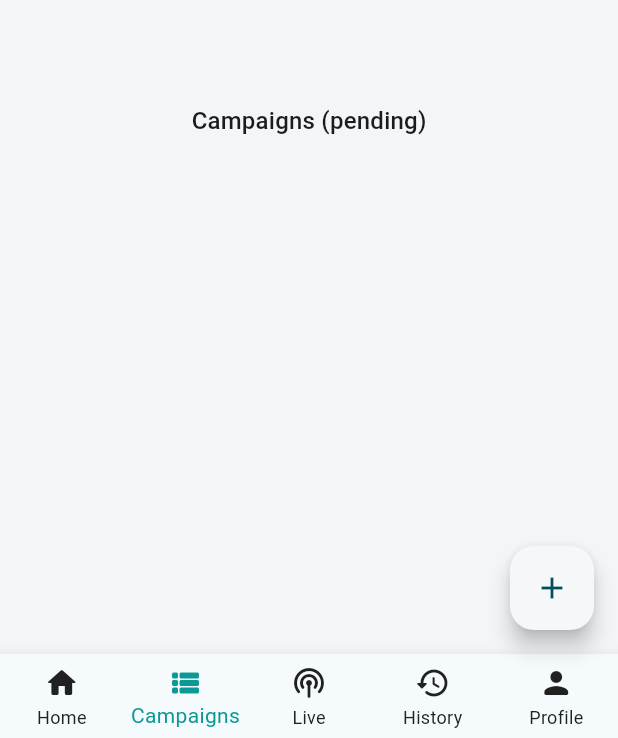
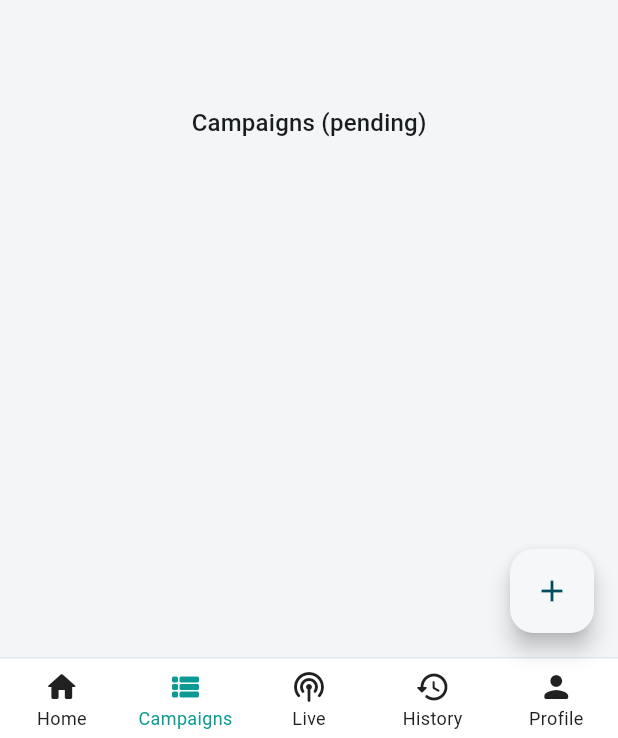
Before and after one commit to tr3scafesforge-cloud/promoruta-mobile, a Flutter app: the AdvertiserHomeScreen screen opened by its route, item 2 of the bottom bar chosen, on a phone screen of 412 x 824 dp. Shown: the part 495-1233 px from the top of the screen. Run offline on Flutter 3.47's test engine with Material 3 defaults, Android fonts, the phone set to English and light mode, and no system bars; our stand-ins replace connectivity_plus, dio, drift, flutter_riverpod, go_router, google_fonts and 4 more; accounts and stored records are empty; generated files the repository leaves out were written again.

Commit message:
Update bottom navigation UI style in advertiser home screen

```diff
--- a/lib/presentation/advertiser/advertiser_home_screen.dart
+++ b/lib/presentation/advertiser/advertiser_home_screen.dart
@@ -53,21 +53,45 @@ class _AdvertiserHomeScreenState extends State<AdvertiserHomeScreen> {
         },
         child: const Icon(Icons.add),
       ),
-      bottomNavigationBar: BottomNavigationBar(
-        currentIndex: _currentIndex,
-        selectedItemColor: AppColors.secondary,
-        unselectedItemColor: AppColors.textPrimary,
-        type: BottomNavigationBarType.fixed,
-        onTap: (i) {
-          setState(() => _currentIndex = i);
-        },
-        items: [
-          BottomNavigationBarItem(icon: const Icon(Icons.home_rounded), label: l10n.home),
-          BottomNavigationBarItem(icon: const Icon(Icons.view_list_rounded), label: l10n.campaigns),
-          BottomNavigationBarItem(icon: const Icon(Icons.podcasts_rounded), label: l10n.live),
-          BottomNavigationBarItem(icon: const Icon(Icons.history_rounded), label: l10n.history),
-          BottomNavigationBarItem(icon: const Icon(Icons.person_rounded), label: l10n.profile),
-        ],
+      bottomNavigationBar: Container(
+        height: kBottomNavigationBarHeight,
+        decoration: const BoxDecoration(
+          color: Colors.white,
+          border: Border(top: BorderSide(color: AppColors.grayStroke, width: 1)),
+        ),
+        child: Row(
+          mainAxisAlignment: MainAxisAlignment.spaceAround,
+          children: [
+            _buildNavItem(0, Icons.home_rounded, l10n.home),
+            _buildNavItem(1, Icons.view_list_rounded, l10n.campaigns),
+            _buildNavItem(2, Icons.podcasts_rounded, l10n.live),
+            _buildNavItem(3, Icons.history_rounded, l10n.history),
+            _buildNavItem(4, Icons.person_rounded, l10n.profile),
+          ],
+        ),
+      ),
+    );
+  }
+
+  Widget _buildNavItem(int index, IconData icon, String label) {
+    final isSelected = _currentIndex == index;
+    return Expanded(
+      child: InkWell(
+        splashColor: AppColors.secondary.withValues(alpha: .7),
+        onTap: () => setState(() => _currentIndex = index),
+        child: Column(
+          mainAxisAlignment: MainAxisAlignment.center,
+          children: [
+            Icon(icon, color: isSelected ? AppColors.secondary : AppColors.textPrimary),
+            Text(
+              label,
+              style: TextStyle(
+                color: isSelected ? AppColors.secondary : AppColors.textPrimary,
+                fontSize: 12,
+              ),
+            ),
+          ],
+        ),
       ),
     );
   }
```
